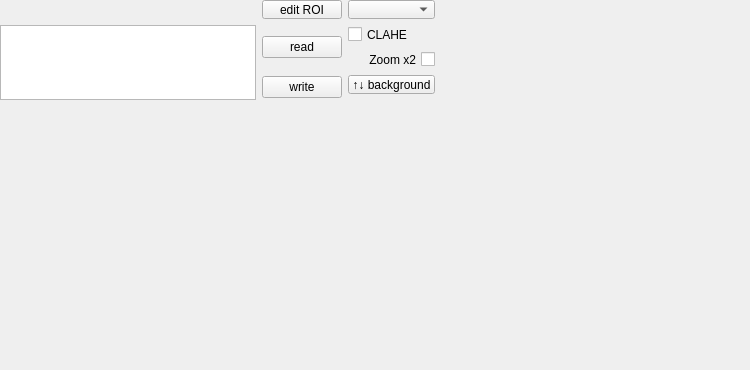
zweistein22/erwin_charming, file gui/clients/panels/roieditor.ui: the form before one commit.
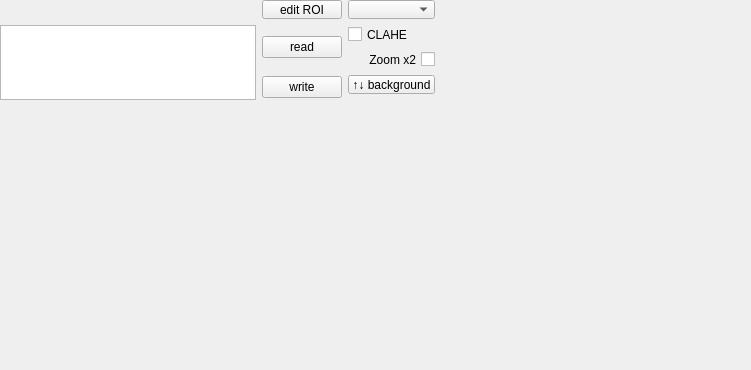
The form after the commit.

What changed in the file:
```diff
--- a/gui/clients/panels/roieditor.ui
+++ b/gui/clients/panels/roieditor.ui
@@ -6,7 +6,7 @@
    <rect>
     <x>0</x>
     <y>0</y>
-    <width>750</width>
+    <width>751</width>
     <height>370</height>
    </rect>
   </property>
@@ -18,7 +18,7 @@
     <rect>
      <x>0</x>
      <y>0</y>
-     <width>642</width>
+     <width>551</width>
      <height>364</height>
     </rect>
    </property>
```
